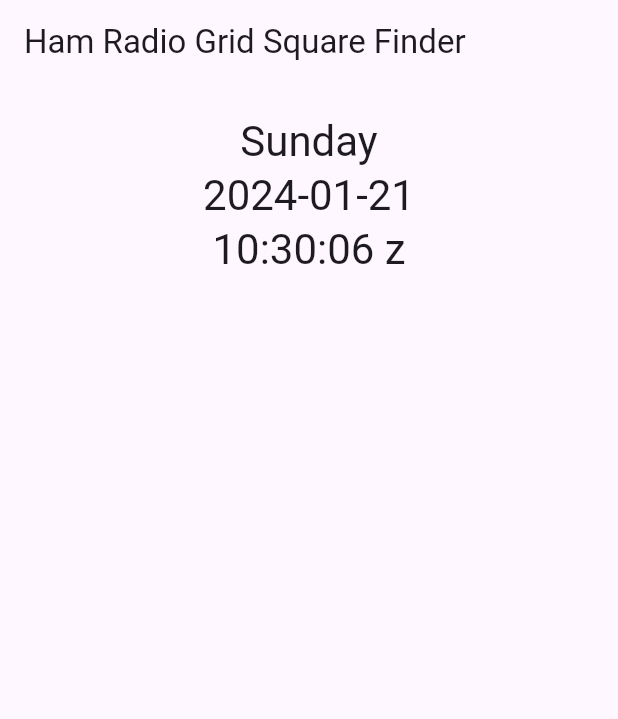
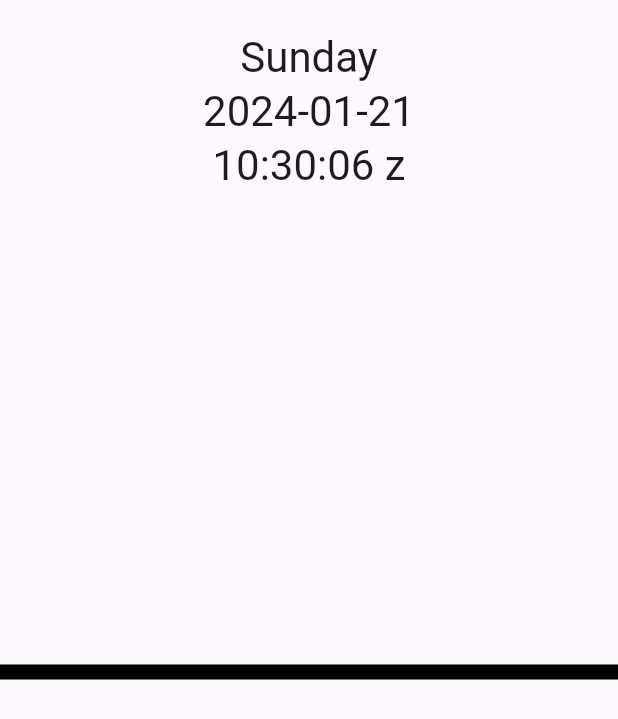
Before and after one commit to NR5P/ham_radio_gps_grid_display, a Flutter app: the screen it shows after launch, on a phone screen of 412 x 824 dp. Shown: the top 719 px of the screen. Run offline on Flutter 3.47's test engine with Material 3 defaults, Android fonts, the phone set to English and light mode, and no system bars; our stand-ins replace geolocator.

Commit message:
removed title bar

```diff
--- a/lib/main.dart
+++ b/lib/main.dart
@@ -104,9 +104,11 @@ class _MyHomePageState extends State<MyHomePage> {
   @override
   Widget build(BuildContext context) {
     return Scaffold(
+      /*
       appBar: AppBar(
         title: Text(widget.title!),
       ),
+      */
       body: Center(
         child: Column(
       mainAxisAlignment: MainAxisAlignment.spaceBetween, // Aligns children with space in between
@@ -129,6 +131,11 @@ class _MyHomePageState extends State<MyHomePage> {
             ),
           ],
         ),
+        // Horizontal Divider
+        Divider(
+          thickness: 10, // Set the thickness of the divider
+          color: Colors.black, // Set the color of the divider
+        ),
         // Bottom part for grid square
         Padding(
           padding: EdgeInsets.only(bottom: 20), // Adds some space at the bottom
```
